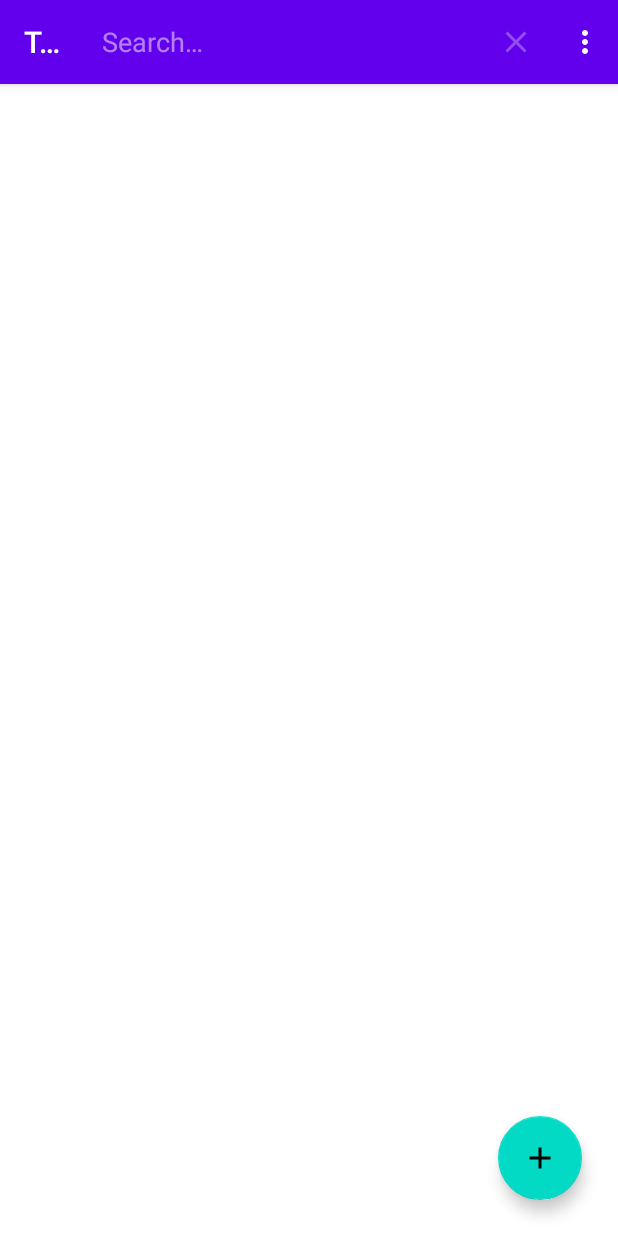
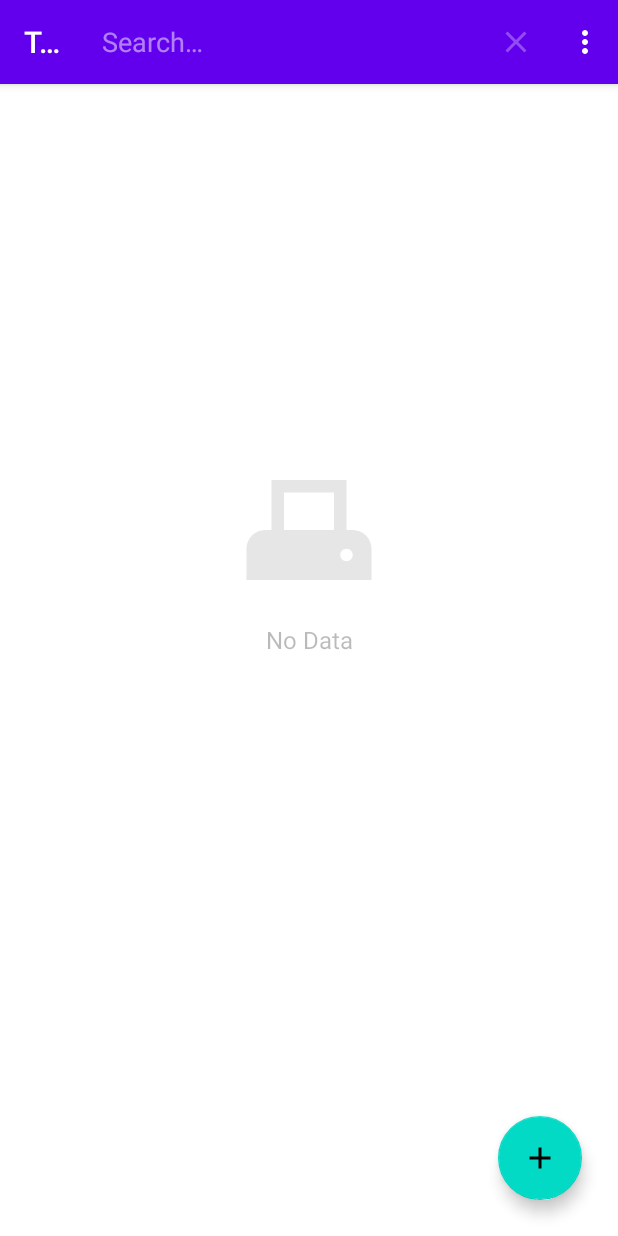
Before and after one commit to IbrohimB/ToDoApp, an Android app: the screen it shows after launch (MainActivity), after a tap on "Search", on a phone screen of 412 x 824 dp. Run offline under Robolectric (Android 15) with nearby library versions, the phone set to English and light mode, and no system bars; our stand-ins replace Room's generated code, navigation-ui.

Commit message:
show no_data views

```diff
--- a/app/src/main/java/com/botirov/myapplication/fragments/SharedViewModel.kt
+++ b/app/src/main/java/com/botirov/myapplication/fragments/SharedViewModel.kt
@@ -7,10 +7,18 @@ import android.widget.AdapterView
 import android.widget.TextView
 import androidx.core.content.ContextCompat
 import androidx.lifecycle.AndroidViewModel
+import androidx.lifecycle.MutableLiveData
 import com.botirov.myapplication.R
 import com.botirov.myapplication.data.models.Priority
+import com.botirov.myapplication.data.models.ToDoData
 
 class SharedViewModel(application: Application): AndroidViewModel(application) {
+
+    val emptyDatabase: MutableLiveData<Boolean> = MutableLiveData(true)
+
+    fun checkIfDatabaseEmpty(toDoData: List<ToDoData>){
+        emptyDatabase.value = toDoData.isEmpty()
+    }
 
     val listener: AdapterView.OnItemSelectedListener = object :
     AdapterView.OnItemSelectedListener{
--- a/app/src/main/java/com/botirov/myapplication/fragments/list/ListFragment.kt
+++ b/app/src/main/java/com/botirov/myapplication/fragments/list/ListFragment.kt
@@ -17,6 +17,7 @@ import androidx.recyclerview.widget.LinearLayoutManager
 import com.botirov.myapplication.R
 import com.botirov.myapplication.data.viewmodel.ToDoViewModel
 import com.botirov.myapplication.databinding.FragmentListBinding
+import com.botirov.myapplication.fragments.SharedViewModel
 
 class ListFragment : Fragment() {
 
@@ -24,6 +25,7 @@ class ListFragment : Fragment() {
     private val binding get() = _binding!!
 
     private val mToDoViewModel: ToDoViewModel by viewModels()
+    private val mSharedViewModel: SharedViewModel by viewModels()
 
     private val adapter: ListAdapter by lazy { ListAdapter() }
 
@@ -39,7 +41,12 @@ class ListFragment : Fragment() {
         recyclerView.layoutManager = LinearLayoutManager(requireActivity())
 
         mToDoViewModel.getAllData.observe(viewLifecycleOwner, Observer {data ->
+            mSharedViewModel.checkIfDatabaseEmpty(data)
             adapter.setData(data)
+        })
+
+        mSharedViewModel.emptyDatabase.observe(viewLifecycleOwner, Observer {
+            showEmptyDatabaseViews(it)
         })
 
         binding.floatingActionButton.setOnClickListener {
@@ -50,6 +57,16 @@ class ListFragment : Fragment() {
         setHasOptionsMenu(true)
 
         return view
+    }
+
+    private fun showEmptyDatabaseViews(emptyDatabase: Boolean) {
+        if(emptyDatabase){
+            binding.noDataImageView.visibility = View.VISIBLE
+            binding.noDataTextView.visibility = View.VISIBLE
+        }else{
+            binding.noDataImageView.visibility = View.INVISIBLE
+            binding.noDataTextView.visibility = View.INVISIBLE
+        }
     }
 
     override fun onCreateOptionsMenu(menu: Menu, inflater: MenuInflater) {
```
